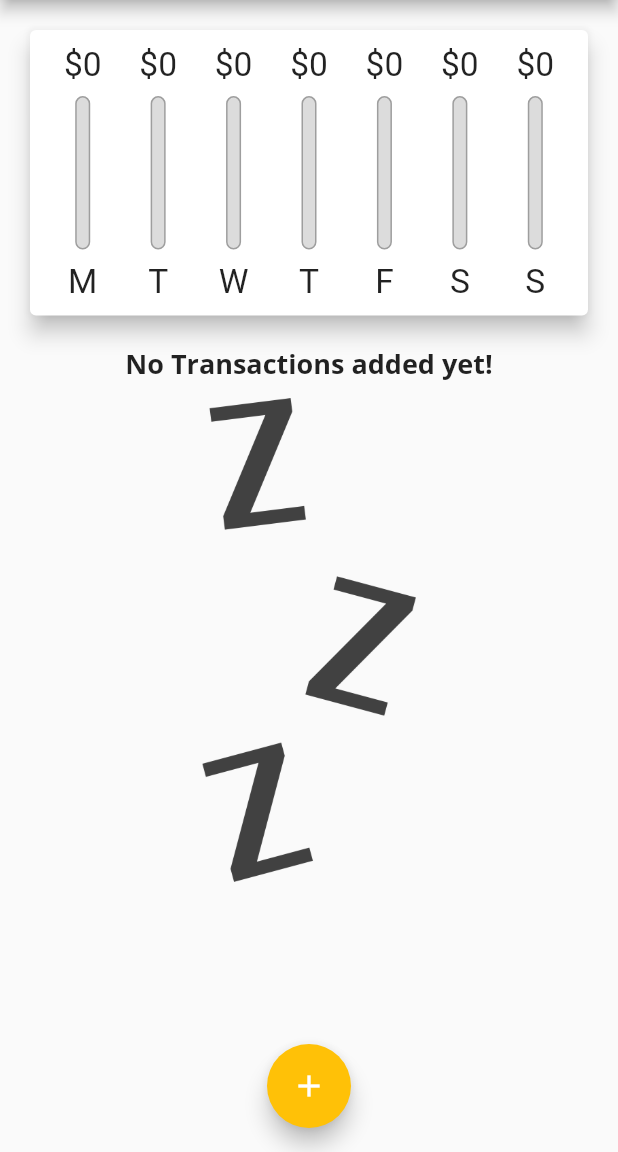
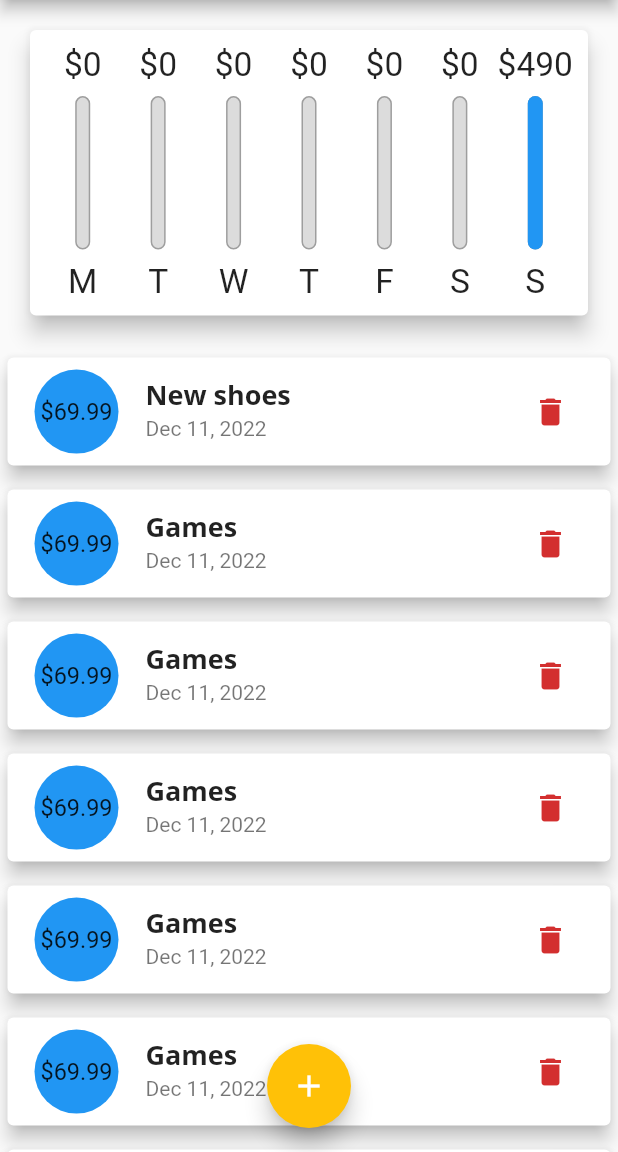
Before and after one commit to judell31/personal-expense, a Flutter app: the screen it shows after launch, on a phone screen of 412 x 824 dp, the part 84-1236 px from its top. Run offline on Flutter 3.47's test engine with Material 2 defaults, Android fonts, the phone set to English and light mode, and no system bars.

Commit message:
Device size in conditions

```diff
--- a/lib/main.dart
+++ b/lib/main.dart
@@ -77,9 +77,13 @@ class HomePage extends StatefulWidget {
 
 class _HomePageState extends State<HomePage> {
   final List<Transaction> _userTransactions = [
-    // Transaction(
-    //     id: "t1", title: "New shoes", amount: 69.99, date: DateTime.now()),
-    // Transaction(id: "t2", title: "Games", amount: 69.99, date: DateTime.now()),
+    Transaction(id: "t1", title: "New shoes", amount: 69.99, date: DateTime.now()),
+    Transaction(id: "t2", title: "Games", amount: 69.99, date: DateTime.now()),
+    Transaction(id: "t3", title: "Games", amount: 69.99, date: DateTime.now()),
+    Transaction(id: "t4", title: "Games", amount: 69.99, date: DateTime.now()),
+    Transaction(id: "t5", title: "Games", amount: 69.99, date: DateTime.now()),
+    Transaction(id: "t6", title: "Games", amount: 69.99, date: DateTime.now()),
+    Transaction(id: "t7", title: "Games", amount: 69.99, date: DateTime.now()),
   ];
 
   bool _showChart = false;
--- a/lib/widgets/transaction.list.dart
+++ b/lib/widgets/transaction.list.dart
@@ -65,7 +65,13 @@ class TransactionList extends StatelessWidget {
               subtitle: Text(
                 DateFormat.yMMMd().format(transactions[index].date),
               ),
-              trailing: IconButton(
+              trailing: MediaQuery.of(context).size.width > 460 ?
+                  TextButton.icon(
+                    icon: const Icon(Icons.delete),
+                    label: const Text("Delete"),
+                    onPressed: () => deleteTx(transactions[index].id),
+                    style: TextButton.styleFrom(foregroundColor: Colors.red),
+                  ) : IconButton(
                 icon: const Icon(Icons.delete),
                 color: Theme.of(context).errorColor,
                 onPressed: () => deleteTx(transactions[index].id),
```
Also changed, not shown: lib/widgets/transaction.form.dart (+11 -3 lines).
